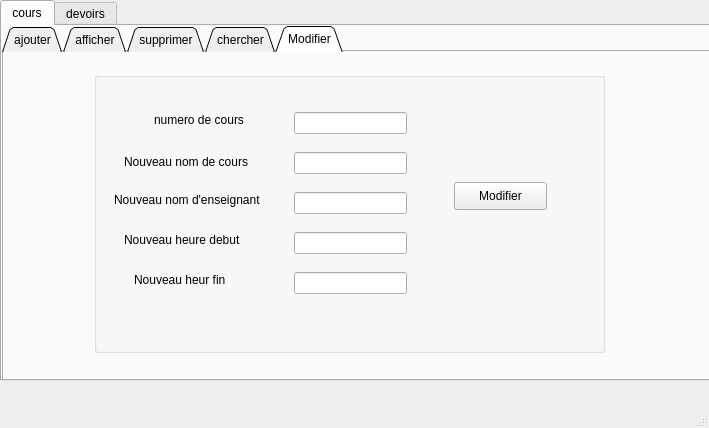
Qt form mainwindow.ui (yanni2302/smart_parental_monitoring_2A22) before a commit.
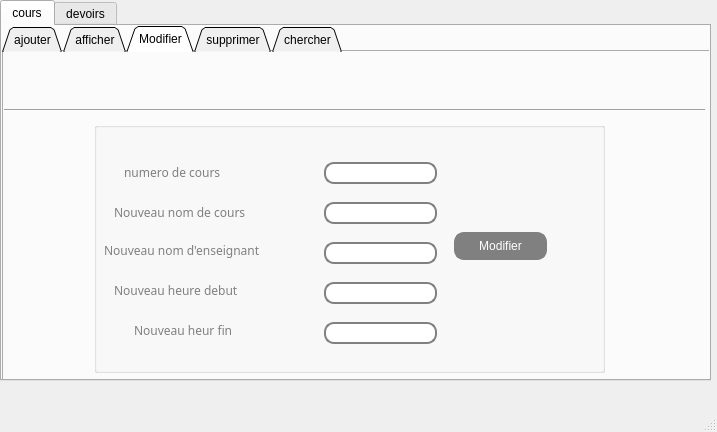
The same form after that commit. The open tabs and pages were chosen to show the change.

```diff
--- a/mainwindow.ui
+++ b/mainwindow.ui
@@ -6,8 +6,8 @@
    <rect>
     <x>0</x>
     <y>0</y>
-    <width>709</width>
-    <height>428</height>
+    <width>717</width>
+    <height>432</height>
    </rect>
   </property>
   <property name="windowTitle">
@@ -525,6 +525,233 @@
          <string>Nom</string>
         </property>
        </widget>
+       <widget class="QPushButton" name="stat">
+        <property name="geometry">
+         <rect>
+          <x>580</x>
+          <y>100</y>
+          <width>93</width>
+          <height>28</height>
+         </rect>
+        </property>
+        <property name="text">
+         <string>STAT</string>
+        </property>
+       </widget>
+      </widget>
+      <widget class="QWidget" name="tab_9">
+       <attribute name="title">
+        <string>Modifier</string>
+       </attribute>
+       <widget class="QGroupBox" name="groupBox_4">
+        <property name="geometry">
+         <rect>
+          <x>90</x>
+          <y>70</y>
+          <width>511</width>
+          <height>251</height>
+         </rect>
+        </property>
+        <property name="title">
+         <string/>
+        </property>
+        <widget class="QLineEdit" name="modif_nom_cours">
+         <property name="geometry">
+          <rect>
+           <x>230</x>
+           <y>80</y>
+           <width>113</width>
+           <height>22</height>
+          </rect>
+         </property>
+         <property name="styleSheet">
+          <string notr="true"> border: 2px solid gray;
+ border-radius: 10px;</string>
+         </property>
+        </widget>
+        <widget class="QLineEdit" name="modif_nom_enseignant">
+         <property name="geometry">
+          <rect>
+           <x>230</x>
+           <y>120</y>
+           <width>113</width>
+           <height>22</height>
+          </rect>
+         </property>
+         <property name="styleSheet">
+          <string notr="true"> border: 2px solid gray;
+ border-radius: 10px;</string>
+         </property>
+        </widget>
+        <widget class="QLineEdit" name="modif_heure_debut">
+         <property name="geometry">
+          <rect>
+           <x>230</x>
+           <y>160</y>
+           <width>113</width>
+           <height>22</height>
+          </rect>
+         </property>
+         <property name="styleSheet">
+          <string notr="true"> border: 2px solid gray;
+ border-radius: 10px;</string>
+         </property>
+        </widget>
+        <widget class="QLineEdit" name="modif_heure_fin">
+         <property name="geometry">
+          <rect>
+           <x>230</x>
+           <y>200</y>
+           <width>113</width>
+           <height>22</height>
+          </rect>
+         </property>
+         <property name="styleSheet">
+          <string notr="true"> border: 2px solid gray;
+ border-radius: 10px;</string>
+         </property>
+        </widget>
+        <widget class="QLabel" name="label_5">
+         <property name="geometry">
+          <rect>
+           <x>20</x>
+           <y>80</y>
+           <width>171</width>
+           <height>20</height>
+          </rect>
+         </property>
+         <property name="styleSheet">
+          <string notr="true">text-align: center;
+color:Gray ;
+font-family: Arial Black;</string>
+         </property>
+         <property name="text">
+          <string>Nouveau nom de cours</string>
+         </property>
+        </widget>
+        <widget class="QLabel" name="label_6">
+         <property name="geometry">
+          <rect>
+           <x>10</x>
+           <y>120</y>
+           <width>191</width>
+           <height>16</height>
+          </rect>
+         </property>
+         <property name="styleSheet">
+          <string notr="true">text-align: center;
+color:Gray ;
+font-family: Arial Black;</string>
+         </property>
+         <property name="text">
+          <string>Nouveau nom d'enseignant</string>
+         </property>
+        </widget>
+        <widget class="QLabel" name="label_7">
+         <property name="geometry">
+          <rect>
+           <x>20</x>
+           <y>160</y>
+           <width>161</width>
+           <height>16</height>
+          </rect>
+         </property>
+         <property name="styleSheet">
+          <string notr="true">text-align: center;
+color:Gray ;
+font-family: Arial Black;</string>
+         </property>
+         <property name="text">
+          <string>Nouveau heure debut</string>
+         </property>
+        </widget>
+        <widget class="QLabel" name="label_8">
+         <property name="geometry">
+          <rect>
+           <x>40</x>
+           <y>200</y>
+           <width>131</width>
+           <height>16</height>
+          </rect>
+         </property>
+         <property name="styleSheet">
+          <string notr="true">text-align: center;
+color:Gray ;
+font-family: Arial Black;</string>
+         </property>
+         <property name="text">
+          <string>Nouveau heur fin</string>
+         </property>
+        </widget>
+        <widget class="QPushButton" name="modif_button">
+         <property name="geometry">
+          <rect>
+           <x>360</x>
+           <y>110</y>
+           <width>93</width>
+           <height>28</height>
+          </rect>
+         </property>
+         <property name="styleSheet">
+          <string notr="true">color: white;
+background:gray;
+ border: 2px solid gray;
+ border-radius: 10px;
+
+
+
+</string>
+         </property>
+         <property name="text">
+          <string>Modifier</string>
+         </property>
+        </widget>
+        <widget class="QLineEdit" name="num_cours">
+         <property name="geometry">
+          <rect>
+           <x>230</x>
+           <y>40</y>
+           <width>113</width>
+           <height>22</height>
+          </rect>
+         </property>
+         <property name="styleSheet">
+          <string notr="true"> border: 2px solid gray;
+ border-radius: 10px;</string>
+         </property>
+        </widget>
+        <widget class="QLabel" name="label_13">
+         <property name="geometry">
+          <rect>
+           <x>30</x>
+           <y>40</y>
+           <width>131</width>
+           <height>20</height>
+          </rect>
+         </property>
+         <property name="styleSheet">
+          <string notr="true">text-align: center;
+color:Gray ;
+font-family: Arial Black;</string>
+         </property>
+         <property name="text">
+          <string>numero de cours</string>
+         </property>
+        </widget>
+       </widget>
+       <widget class="Line" name="line_8">
+        <property name="geometry">
+         <rect>
+          <x>0</x>
+          <y>50</y>
+          <width>701</width>
+          <height>16</height>
+         </rect>
+        </property>
+        <property name="orientation">
+         <enum>Qt::Horizontal</enum>
+        </property>
+       </widget>
       </widget>
       <widget class="QWidget" name="tab_5">
        <attribute name="title">
@@ -648,151 +875,15 @@
          </rect>
         </property>
        </widget>
-      </widget>
-      <widget class="QWidget" name="tab_9">
-       <attribute name="title">
-        <string>Modifier</string>
-       </attribute>
-       <widget class="QGroupBox" name="groupBox_4">
+       <widget class="QTableView" name="chercher_cours_2">
         <property name="geometry">
          <rect>
-          <x>90</x>
-          <y>20</y>
-          <width>511</width>
-          <height>281</height>
+          <x>40</x>
+          <y>160</y>
+          <width>611</width>
+          <height>151</height>
          </rect>
         </property>
-        <property name="title">
-         <string/>
-        </property>
-        <widget class="QLineEdit" name="modif_nom_cours">
-         <property name="geometry">
-          <rect>
-           <x>200</x>
-           <y>80</y>
-           <width>113</width>
-           <height>22</height>
-          </rect>
-         </property>
-        </widget>
-        <widget class="QLineEdit" name="modif_nom_enseignant">
-         <property name="geometry">
-          <rect>
-           <x>200</x>
-           <y>120</y>
-           <width>113</width>
-           <height>22</height>
-          </rect>
-         </property>
-        </widget>
-        <widget class="QLineEdit" name="modif_heure_debut">
-         <property name="geometry">
-          <rect>
-           <x>200</x>
-           <y>160</y>
-           <width>113</width>
-           <height>22</height>
-          </rect>
-         </property>
-        </widget>
-        <widget class="QLineEdit" name="modif_heure_fin">
-         <property name="geometry">
-          <rect>
-           <x>200</x>
-           <y>200</y>
-           <width>113</width>
-           <height>22</height>
-          </rect>
-         </property>
-        </widget>
-        <widget class="QLabel" name="label_5">
-         <property name="geometry">
-          <rect>
-           <x>30</x>
-           <y>80</y>
-           <width>141</width>
-           <height>20</height>
-          </rect>
-         </property>
-         <property name="text">
-          <string>Nouveau nom de cours</string>
-         </property>
-        </widget>
-        <widget class="QLabel" name="label_6">
-         <property name="geometry">
-          <rect>
-           <x>20</x>
-           <y>120</y>
-           <width>161</width>
-           <height>16</height>
-          </rect>
-         </property>
-         <property name="text">
-          <string>Nouveau nom d'enseignant</string>
-         </property>
-        </widget>
-        <widget class="QLabel" name="label_7">
-         <property name="geometry">
-          <rect>
-           <x>30</x>
-           <y>160</y>
-           <width>131</width>
-           <height>16</height>
-          </rect>
-         </property>
-         <property name="text">
-          <string>Nouveau heure debut</string>
-         </property>
-        </widget>
-        <widget class="QLabel" name="label_8">
-         <property name="geometry">
-          <rect>
-           <x>40</x>
-           <y>200</y>
-           <width>101</width>
-           <height>16</height>
-          </rect>
-         </property>
-         <property name="text">
-          <string>Nouveau heur fin</string>
-         </property>
-        </widget>
-        <widget class="QPushButton" name="modif_button">
-         <property name="geometry">
-          <rect>
-           <x>360</x>
-           <y>110</y>
-           <width>93</width>
-           <height>28</height>
-          </rect>
-         </property>
-         <property name="text">
-          <string>Modifier</string>
-         </property>
-        </widget>
-        <widget class="QLineEdit" name="num_cours">
-         <property name="geometry">
-          <rect>
-           <x>200</x>
-           <y>40</y>
-           <width>113</width>
-           <height>22</height>
-          </rect>
-         </property>
-        </widget>
-        <widget class="QLabel" name="label_13">
-         <property name="geometry">
-          <rect>
-           <x>60</x>
-           <y>40</y>
-           <width>101</width>
-           <height>16</height>
-          </rect>
-         </property>
-         <property name="text">
-          <string>numero de cours</string>
-         </property>
-        </widget>
        </widget>
       </widget>
      </widget>
```
Left out of the diff: 359 changed lines with no effect on the pictures.
